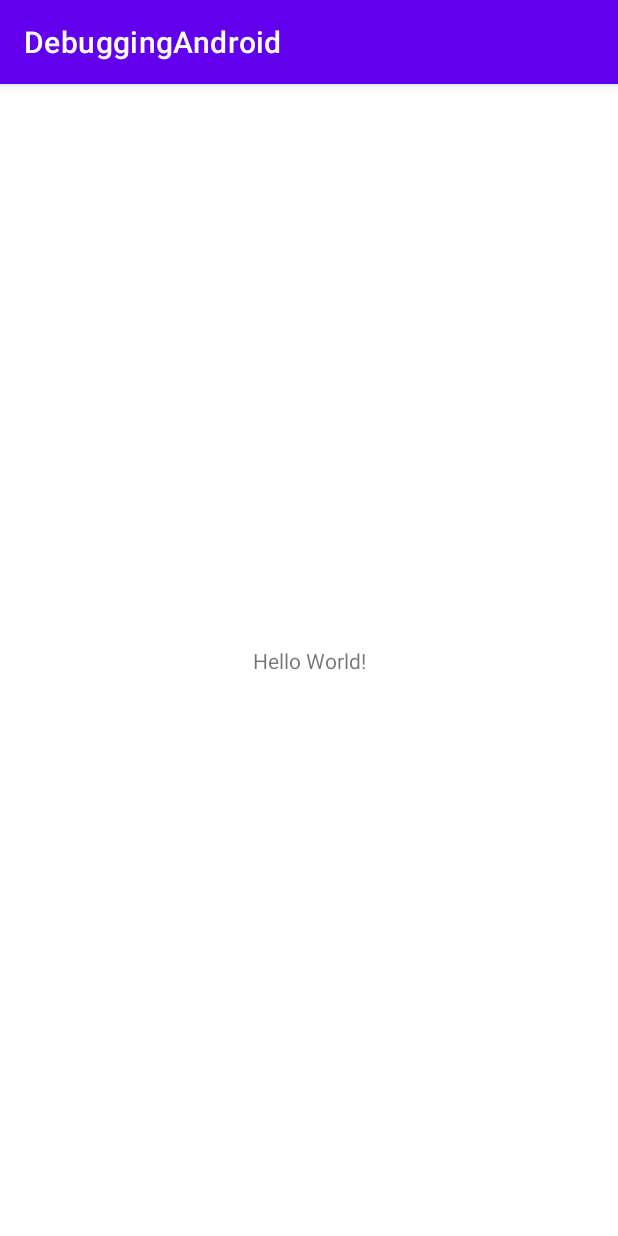
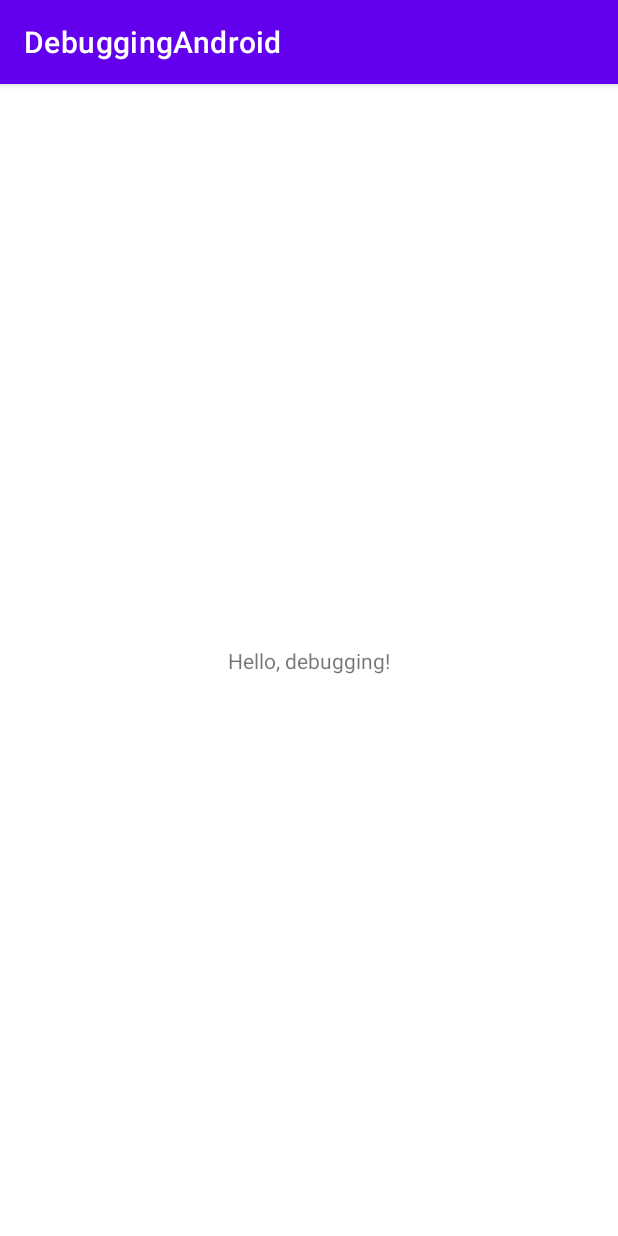
Before and after one commit to nugrohoaziz/DebuggingAndroid, an Android app: the screen it shows after launch (MainActivity), on a phone screen of 412 x 824 dp. Run offline under Robolectric (Android 15) with nearby library versions, the phone set to English and light mode, and no system bars.

Commit message:
alhamdulillah jadi

```diff
--- a/app/src/main/java/com/example/debuggingandroid/MainActivity.kt
+++ b/app/src/main/java/com/example/debuggingandroid/MainActivity.kt
@@ -3,24 +3,31 @@ package com.example.debuggingandroid
 import androidx.appcompat.app.AppCompatActivity
 import android.os.Bundle
 import android.util.Log
+import android.widget.TextView
 
 private const val TAG = "MainActivity"
 class MainActivity : AppCompatActivity() {
     override fun onCreate(savedInstanceState: Bundle?) {
         super.onCreate(savedInstanceState)
         setContentView(R.layout.activity_main)
-        devision()
+        Log.d(TAG, "this is where the app crashed before")
+        val helloTextView: TextView = findViewById(R.id.textview1)
+        Log.d(TAG, "this should be logged if the bug is fixed")
+        helloTextView.text = "Hello, debugging!"
+        logging()
+        division()
     }
 
     /**
      * learn how to read error code find the error from log "divided by zero"
      */
-    fun devision(){
+    fun division() {
         val numerator = 60
-        var denimonator = 4
-        repeat(5){
-            Log.d(TAG, "${denimonator}")
-            Log.v(TAG, "${numerator / denimonator--}")
+        var denominator = 4
+        repeat(4) {
+            Log.d(TAG, "${denominator}")
+            Log.v(TAG, "${numerator / denominator}")
+            denominator--
         }
     }
 
--- a/app/src/main/res/layout/activity_main.xml
+++ b/app/src/main/res/layout/activity_main.xml
@@ -7,9 +7,9 @@
     tools:context=".MainActivity">
 
     <TextView
+        android:id="@+id/textview1"
         android:layout_width="wrap_content"
         android:layout_height="wrap_content"
-        android:text="Hello World!"
         app:layout_constraintBottom_toBottomOf="parent"
         app:layout_constraintLeft_toLeftOf="parent"
         app:layout_constraintRight_toRightOf="parent"
```
